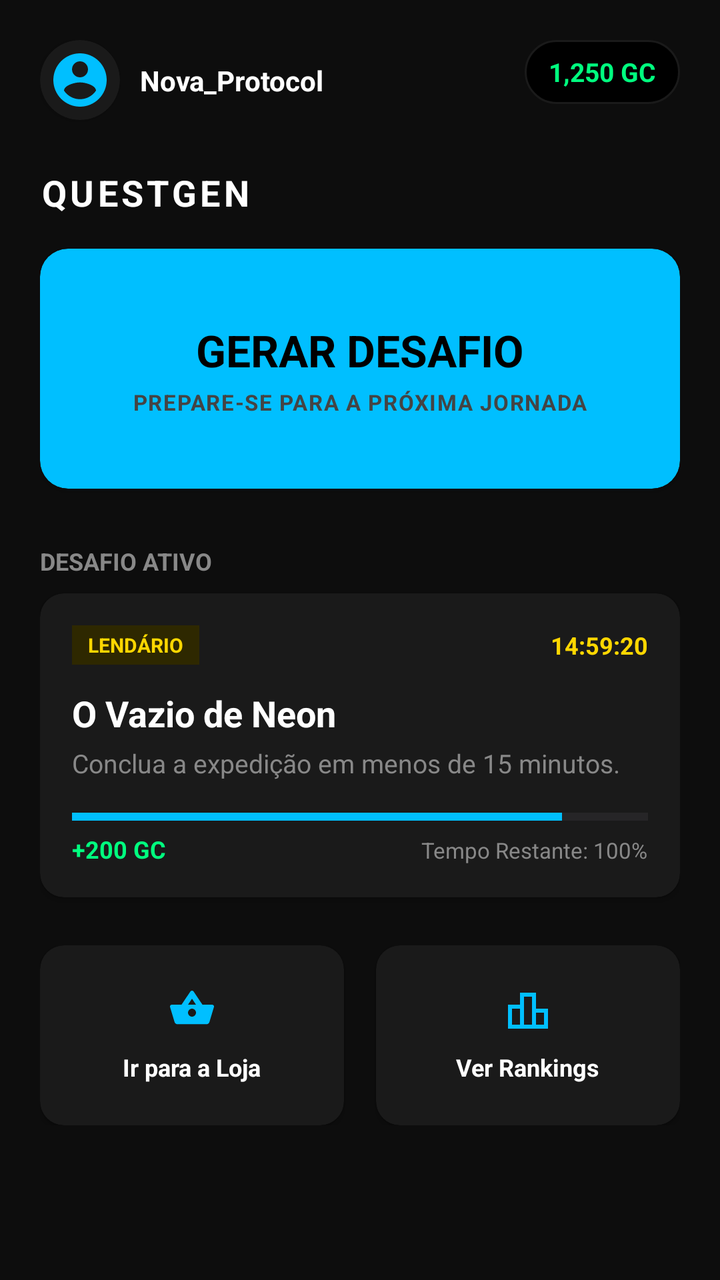
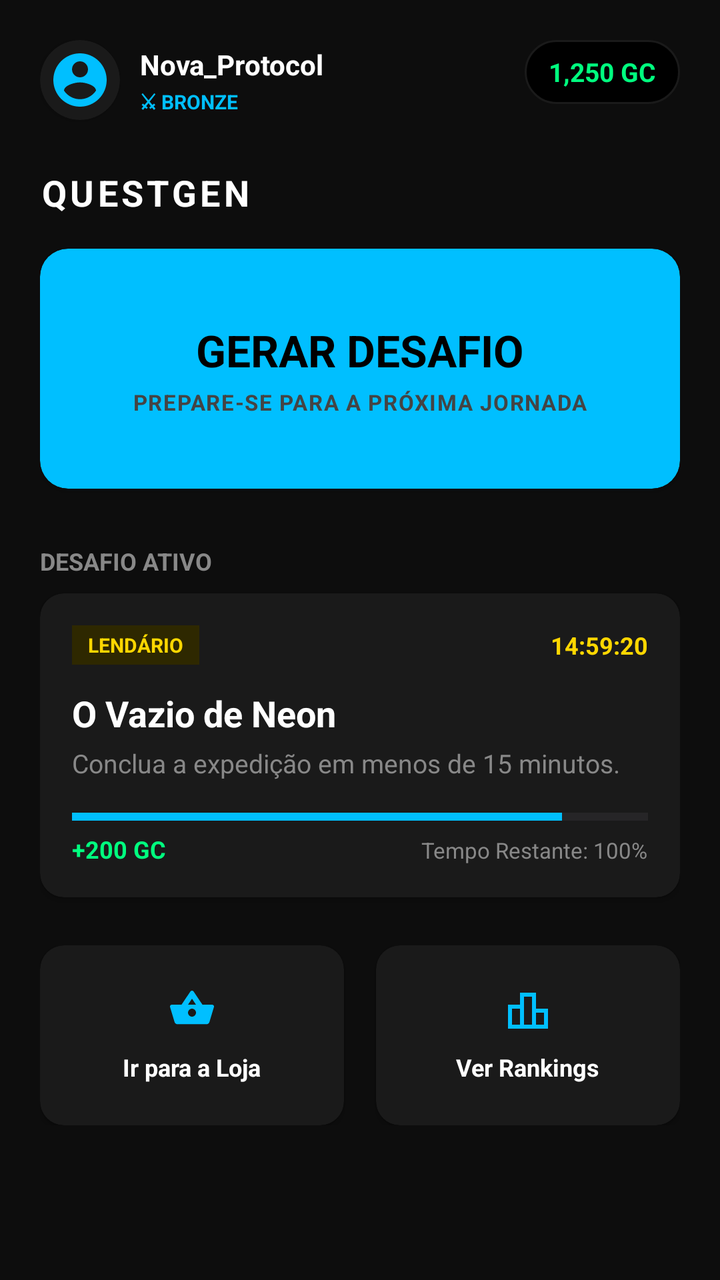

Before-and-after screenshots of an Android layout around one commit, followed by the original layout XML and the change that was made.
<!-- AndroidManifest.xml: application theme Theme.Questgen -->
<!-- res/layout/fragment_home.xml -->
<?xml version="1.0" encoding="utf-8"?>
<ScrollView xmlns:android="http://schemas.android.com/apk/res/android"
    xmlns:app="http://schemas.android.com/apk/res-auto"
    android:layout_width="match_parent"
    android:layout_height="match_parent"
    android:fillViewport="true"
    android:background="@color/bg_principal">

    <androidx.constraintlayout.widget.ConstraintLayout
        android:layout_width="match_parent"
        android:layout_height="wrap_content"
        android:padding="20dp">

        
        <androidx.cardview.widget.CardView
            android:id="@+id/card_avatar"
            android:layout_width="40dp"
            android:layout_height="40dp"
            app:cardCornerRadius="20dp"
            app:cardBackgroundColor="@color/bg_secundario"
            app:layout_constraintTop_toTopOf="parent"
            app:layout_constraintStart_toStartOf="parent">

            <ImageView
                android:id="@+id/img_avatar"
                android:layout_width="match_parent"
                android:layout_height="match_parent"
                android:src="@drawable/ic_profile"
                android:scaleType="centerCrop"
                android:padding="4dp"
                app:tint="@color/azul_neon" />
        </androidx.cardview.widget.CardView>

        <TextView
            android:id="@+id/tv_username"
            android:layout_width="wrap_content"
            android:layout_height="wrap_content"
            android:text="Nova_Protocol"
            android:textColor="@color/white"
            android:textStyle="bold"
            android:textSize="14sp"
            android:layout_marginStart="10dp"
            app:layout_constraintTop_toTopOf="@id/card_avatar"
            app:layout_constraintBottom_toBottomOf="@id/card_avatar"
            app:layout_constraintStart_toEndOf="@id/card_avatar" />

        
        <LinearLayout
            android:id="@+id/layout_coins_pill"
            android:layout_width="wrap_content"
            android:layout_height="32dp"
            android:background="@drawable/bg_pill"
            android:orientation="horizontal"
            android:gravity="center_vertical"
            android:paddingHorizontal="12dp"
            app:layout_constraintTop_toTopOf="parent"
            app:layout_constraintEnd_toEndOf="parent">

            <TextView
                android:id="@+id/tv_coins"
                android:layout_width="wrap_content"
                android:layout_height="wrap_content"
                android:text="1,250 GC"
                android:textColor="@color/verde_vibrante"
                android:textStyle="bold"
                android:textSize="13sp" />
        </LinearLayout>

        
        <TextView
            android:id="@+id/tv_brand"
            android:layout_width="wrap_content"
            android:layout_height="wrap_content"
            android:text="QUESTGEN"
            android:textColor="@color/white"
            android:textStyle="bold"
            android:textSize="18sp"
            android:letterSpacing="0.1"
            android:layout_marginTop="24dp"
            app:layout_constraintTop_toBottomOf="@id/card_avatar"
            app:layout_constraintStart_toStartOf="parent" />

        
        <androidx.cardview.widget.CardView
            android:id="@+id/card_generate_button"
            android:layout_width="match_parent"
            android:layout_height="120dp"
            android:layout_marginTop="16dp"
            app:cardCornerRadius="14dp"
            app:cardBackgroundColor="@color/azul_neon"
            app:layout_constraintTop_toBottomOf="@id/tv_brand">

            <androidx.constraintlayout.widget.ConstraintLayout
                android:layout_width="match_parent"
                android:layout_height="match_parent"
                android:padding="16dp">

                <TextView
                    android:id="@+id/tv_btn_title"
                    android:layout_width="wrap_content"
                    android:layout_height="wrap_content"
                    android:text="GERAR DESAFIO"
                    android:textColor="#000000"
                    android:textSize="22sp"
                    android:textStyle="bold"
                    app:layout_constraintTop_toTopOf="parent"
                    app:layout_constraintBottom_toTopOf="@id/tv_btn_subtitle"
                    app:layout_constraintStart_toStartOf="parent"
                    app:layout_constraintEnd_toEndOf="parent"
                    app:layout_constraintVertical_chainStyle="packed" />

                <TextView
                    android:id="@+id/tv_btn_subtitle"
                    android:layout_width="wrap_content"
                    android:layout_height="wrap_content"
                    android:text="PREPARE-SE PARA A PRÓXIMA JORNADA"
                    android:textColor="#444444"
                    android:textSize="11sp"
                    android:textStyle="bold"
                    android:letterSpacing="0.05"
                    android:layout_marginTop="4dp"
                    app:layout_constraintTop_toBottomOf="@id/tv_btn_title"
                    app:layout_constraintBottom_toBottomOf="parent"
                    app:layout_constraintStart_toStartOf="parent"
                    app:layout_constraintEnd_toEndOf="parent" />

            </androidx.constraintlayout.widget.ConstraintLayout>
        </androidx.cardview.widget.CardView>

        
        <TextView
            android:id="@+id/tv_header_active"
            android:layout_width="wrap_content"
            android:layout_height="wrap_content"
            android:text="DESAFIO ATIVO"
            android:textColor="@color/gray_text"
            android:textSize="12sp"
            android:textStyle="bold"
            android:layout_marginTop="28dp"
            app:layout_constraintTop_toBottomOf="@id/card_generate_button"
            app:layout_constraintStart_toStartOf="parent" />

        
        <androidx.cardview.widget.CardView
            android:id="@+id/card_no_challenge"
            android:layout_width="match_parent"
            android:layout_height="90dp"
            android:layout_marginTop="8dp"
            android:visibility="gone"
            app:cardCornerRadius="12dp"
            app:cardBackgroundColor="@color/bg_secundario"
            app:layout_constraintTop_toBottomOf="@id/tv_header_active">

            <TextView
                android:layout_width="wrap_content"
                android:layout_height="wrap_content"
                android:text="Nenhum desafio ativo no momento.\nSelecione um jogo para gerar um!"
                android:textColor="@color/gray_text"
                android:gravity="center"
                android:textSize="13sp"
                android:layout_gravity="center" />
        </androidx.cardview.widget.CardView>

        
        <androidx.cardview.widget.CardView
            android:id="@+id/card_active_challenge"
            android:layout_width="match_parent"
            android:layout_height="wrap_content"
            android:layout_marginTop="8dp"
            app:cardCornerRadius="12dp"
            app:cardBackgroundColor="@color/bg_secundario"
            app:layout_constraintTop_toBottomOf="@id/tv_header_active">

            <LinearLayout
                android:layout_width="match_parent"
                android:layout_height="wrap_content"
                android:orientation="vertical"
                android:padding="16dp">

                
                <LinearLayout
                    android:layout_width="match_parent"
                    android:layout_height="wrap_content"
                    android:orientation="horizontal"
                    android:gravity="center_vertical">

                    <TextView
                        android:id="@+id/tv_challenge_rarity"
                        android:layout_width="wrap_content"
                        android:layout_height="wrap_content"
                        android:text="LENDÁRIO"
                        android:textColor="@color/raridade_lendario"
                        android:textSize="10sp"
                        android:textStyle="bold"
                        android:background="#2E2800"
                        android:paddingHorizontal="8dp"
                        android:paddingVertical="3dp" />

                    <View
                        android:layout_width="0dp"
                        android:layout_height="1dp"
                        android:layout_weight="1" />

                    <TextView
                        android:id="@+id/tv_challenge_timer"
                        android:layout_width="wrap_content"
                        android:layout_height="wrap_content"
                        android:text="14:59:20"
                        android:textColor="#FFD700"
                        android:textStyle="bold"
                        android:textSize="12sp" />
                </LinearLayout>

                
                <TextView
                    android:id="@+id/tv_challenge_title"
                    android:layout_width="match_parent"
                    android:layout_height="wrap_content"
                    android:text="O Vazio de Neon"
                    android:textColor="@color/white"
                    android:textSize="18sp"
                    android:textStyle="bold"
                    android:layout_marginTop="12dp" />

                
                <TextView
                    android:id="@+id/tv_challenge_desc"
                    android:layout_width="match_parent"
                    android:layout_height="wrap_content"
                    android:text="Conclua a expedição em menos de 15 minutos."
                    android:textColor="@color/gray_text"
                    android:textSize="13sp"
                    android:layout_marginTop="4dp" />

                
                <ProgressBar
                    android:id="@+id/progress_challenge"
                    style="@style/Widget.AppCompat.ProgressBar.Horizontal"
                    android:layout_width="match_parent"
                    android:layout_height="4dp"
                    android:layout_marginTop="16dp"
                    android:progress="85"
                    android:progressTint="@color/azul_neon" />

                <LinearLayout
                    android:layout_width="match_parent"
                    android:layout_height="wrap_content"
                    android:orientation="horizontal"
                    android:layout_marginTop="6dp">

                    <TextView
                        android:id="@+id/tv_reward"
                        android:layout_width="wrap_content"
                        android:layout_height="wrap_content"
                        android:text="+200 GC"
                        android:textColor="@color/verde_vibrante"
                        android:textStyle="bold"
                        android:textSize="12sp" />

                    <View
                        android:layout_width="0dp"
                        android:layout_height="1dp"
                        android:layout_weight="1" />

                    <TextView
                        android:id="@+id/tv_progress_percent"
                        android:layout_width="wrap_content"
                        android:layout_height="wrap_content"
                        android:text="Tempo Restante: 100%"
                        android:textColor="@color/gray_text"
                        android:textSize="11sp" />
                </LinearLayout>

            </LinearLayout>
        </androidx.cardview.widget.CardView>

        
        <LinearLayout
            android:id="@+id/layout_quick_actions"
            android:layout_width="match_parent"
            android:layout_height="90dp"
            android:layout_marginTop="24dp"
            android:orientation="horizontal"
            app:layout_constraintTop_toBottomOf="@id/card_active_challenge">

            
            <androidx.cardview.widget.CardView
                android:id="@+id/btn_quick_shop"
                android:layout_width="0dp"
                android:layout_height="match_parent"
                android:layout_weight="1"
                android:layout_marginEnd="8dp"
                app:cardCornerRadius="12dp"
                app:cardBackgroundColor="@color/bg_secundario">

                <LinearLayout
                    android:layout_width="match_parent"
                    android:layout_height="match_parent"
                    android:orientation="vertical"
                    android:gravity="center"
                    android:padding="12dp">

                    <ImageView
                        android:layout_width="24dp"
                        android:layout_height="24dp"
                        android:src="@drawable/ic_shop"
                        app:tint="@color/azul_neon" />

                    <TextView
                        android:layout_width="wrap_content"
                        android:layout_height="wrap_content"
                        android:text="Ir para a Loja"
                        android:textColor="@color/white"
                        android:textSize="12sp"
                        android:textStyle="bold"
                        android:layout_marginTop="8dp" />
                </LinearLayout>
            </androidx.cardview.widget.CardView>

            
            <androidx.cardview.widget.CardView
                android:id="@+id/btn_quick_ranking"
                android:layout_width="0dp"
                android:layout_height="match_parent"
                android:layout_weight="1"
                android:layout_marginStart="8dp"
                app:cardCornerRadius="12dp"
                app:cardBackgroundColor="@color/bg_secundario">

                <LinearLayout
                    android:layout_width="match_parent"
                    android:layout_height="match_parent"
                    android:orientation="vertical"
                    android:gravity="center"
                    android:padding="12dp">

                    <ImageView
                        android:layout_width="24dp"
                        android:layout_height="24dp"
                        android:src="@drawable/ic_ranking"
                        app:tint="@color/azul_neon" />

                    <TextView
                        android:layout_width="wrap_content"
                        android:layout_height="wrap_content"
                        android:text="Ver Rankings"
                        android:textColor="@color/white"
                        android:textSize="12sp"
                        android:textStyle="bold"
                        android:layout_marginTop="8dp" />
                </LinearLayout>
            </androidx.cardview.widget.CardView>
        </LinearLayout>

        
        <ProgressBar
            android:id="@+id/progress_home_load"
            android:layout_width="40dp"
            android:layout_height="40dp"
            android:visibility="gone"
            android:indeterminateTint="@color/azul_neon"
            app:layout_constraintTop_toTopOf="parent"
            app:layout_constraintBottom_toBottomOf="parent"
            app:layout_constraintStart_toStartOf="parent"
            app:layout_constraintEnd_toEndOf="parent" />

    </androidx.constraintlayout.widget.ConstraintLayout>
</ScrollView>
<!-- resources referenced by this layout -->
<resources>
  <color name="azul_neon">#00BFFF</color>
  <color name="bg_principal">#0D0D0D</color>
  <color name="bg_secundario">#1A1A1A</color>
  <color name="gray_text">#888888</color>
  <color name="raridade_lendario">#FFD700</color>
  <color name="verde_vibrante">#00FF7F</color>
  <color name="white">#FFFFFF</color>
  <!-- drawable bg_pill (drawable) -->
  <?xml version="1.0" encoding="utf-8"?>
  <shape xmlns:android="http://schemas.android.com/apk/res/android">
      <solid android:color="#000000" />
      <corners android:radius="20dp" />
      <stroke android:width="1dp" android:color="#1A1A1A" />
  </shape>
  <!-- drawable ic_profile (drawable) -->
  <vector xmlns:android="http://schemas.android.com/apk/res/android"
      android:width="24dp"
      android:height="24dp"
      android:viewportWidth="24"
      android:viewportHeight="24">
    <path
        android:fillColor="#FFFFFF"
        android:pathData="M12,2C6.48,2 2,6.48 2,12s4.48,10 10,10 10,-4.48 10,-10S17.52,2 12,2z M12,5c1.66,0 3,1.34 3,3s-1.34,3 -3,3s-3,-1.34 -3,-3S10.34,5 12,5z M12,19.2c-2.5,0 -4.71,-1.28 -6,-3.22c0.03,-1.99 4,-3.08 6,-3.08s5.97,1.09 6,3.08C16.71,17.92 14.5,19.2 12,19.2z"/>
  </vector>
  <!-- drawable ic_ranking (drawable) -->
  <vector xmlns:android="http://schemas.android.com/apk/res/android"
      android:width="24dp"
      android:height="24dp"
      android:viewportWidth="24"
      android:viewportHeight="24">
    <path
        android:fillColor="#FFFFFF"
        android:pathData="M16,11V3H8v6H2v12h20V11H16z M10,5h4v14h-4V5z M4,11h4v8H4V11z M20,19h-4v-6h4V19z"/>
  </vector>
  <!-- drawable ic_shop (drawable) -->
  <vector xmlns:android="http://schemas.android.com/apk/res/android"
      android:width="24dp"
      android:height="24dp"
      android:viewportWidth="24"
      android:viewportHeight="24">
    <path
        android:fillColor="#FFFFFF"
        android:pathData="M17.21,9l-4.38,-6.56c-0.39,-0.58 -1.27,-0.58 -1.66,0L6.79,9H1.92c-0.62,0 -1.06,0.61 -0.88,1.2l2.25,7.5c0.19,0.63 0.77,1.07 1.43,1.07h14.56c0.66,0 1.24,-0.44 1.43,-1.07l2.25,-7.5c0.18,-0.59 -0.26,-1.2 -0.88,-1.2H17.21zM12,6l2,3H10l2,-3zM12,15c-1.1,0 -2,-0.9 -2,-2s0.9,-2 2,-2s2,0.9 2,2S13.1,15 12,15z"/>
  </vector>
  <style name="Theme.Questgen" parent="Theme.QuestGen" />
  <style name="Theme.QuestGen" parent="Base.Theme.QuestGen" />
  <style name="Base.Theme.QuestGen" parent="Theme.Material3.DayNight.NoActionBar">
          
          <item name="colorPrimary">@color/azul_neon</item>
          <item name="colorSecondary">@color/roxo_neon</item>
          <item name="android:windowBackground">@color/bg_principal</item>
      </style>
  <color name="roxo_neon">#8A2BE2</color>
</resources>

<!-- the commit's change to res/layout/fragment_home.xml (unified diff, before → after) -->
@@ -31,18 +31,36 @@
                 app:tint="@color/azul_neon" />
         </androidx.cardview.widget.CardView>
 
-        <TextView
-            android:id="@+id/tv_username"
-            android:layout_width="wrap_content"
-            android:layout_height="wrap_content"
-            android:text="Nova_Protocol"
-            android:textColor="@color/white"
-            android:textStyle="bold"
-            android:textSize="14sp"
+        <LinearLayout
+            android:layout_width="0dp"
+            android:layout_height="wrap_content"
+            android:orientation="vertical"
             android:layout_marginStart="10dp"
             app:layout_constraintTop_toTopOf="@id/card_avatar"
             app:layout_constraintBottom_toBottomOf="@id/card_avatar"
-            app:layout_constraintStart_toEndOf="@id/card_avatar" />
+            app:layout_constraintStart_toEndOf="@id/card_avatar"
+            app:layout_constraintEnd_toStartOf="@id/layout_coins_pill">
+
+            <TextView
+                android:id="@+id/tv_username"
+                android:layout_width="wrap_content"
+                android:layout_height="wrap_content"
+                android:text="Nova_Protocol"
+                android:textColor="@color/white"
+                android:textStyle="bold"
+                android:textSize="14sp" />
+
+            <TextView
+                android:id="@+id/tv_rank_badge"
+                android:layout_width="wrap_content"
+                android:layout_height="wrap_content"
+                android:text="⚔ BRONZE"
+                android:textColor="@color/azul_neon"
+                android:textSize="10sp"
+                android:textStyle="bold"
+                android:layout_marginTop="2dp" />
+
+        </LinearLayout>
 
         
         <LinearLayout
@@ -353,6 +371,34 @@
         </LinearLayout>
 
         
+        <TextView
+            android:id="@+id/tv_pending_title"
+            android:layout_width="wrap_content"
+            android:layout_height="wrap_content"
+            android:text="Em Análise pela IA"
+            android:textColor="@color/gray_text"
+            android:textSize="12sp"
+            android:textStyle="bold"
+            android:layout_marginTop="28dp"
+            android:visibility="gone"
+            app:layout_constraintTop_toBottomOf="@id/layout_quick_actions"
+            app:layout_constraintStart_toStartOf="parent" />
+
+        
+        <androidx.recyclerview.widget.RecyclerView
+            android:id="@+id/rv_pending_challenges"
+            android:layout_width="match_parent"
+            android:layout_height="wrap_content"
+            android:layout_marginTop="8dp"
+            android:layout_marginBottom="16dp"
+            android:visibility="gone"
+            android:nestedScrollingEnabled="false"
+            app:layout_constraintTop_toBottomOf="@id/tv_pending_title"
+            app:layout_constraintBottom_toBottomOf="parent"
+            app:layout_constraintStart_toStartOf="parent"
+            app:layout_constraintEnd_toEndOf="parent" />
+
+        
         <ProgressBar
             android:id="@+id/progress_home_load"
             android:layout_width="40dp"
